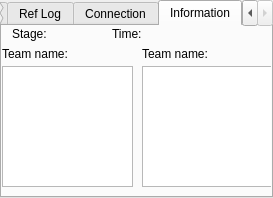
dasys-lab/cnc-msl, file rqt_msl_refbox/src/rqt_msl_refbox/RefBox.ui: the form before one commit.
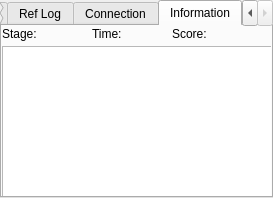
The form after the commit. The open tabs and pages were chosen to show the change.

What changed in the file:
```diff
--- a/rqt_msl_refbox/src/rqt_msl_refbox/RefBox.ui
+++ b/rqt_msl_refbox/src/rqt_msl_refbox/RefBox.ui
@@ -8996,7 +8996,7 @@
       <widget class="QLabel" name="lbl_forStage">
        <property name="geometry">
         <rect>
-         <x>10</x>
+         <x>0</x>
          <y>0</y>
          <width>41</width>
          <height>16</height>
@@ -9009,7 +9009,7 @@
       <widget class="QLabel" name="lbl_stage">
        <property name="geometry">
         <rect>
-         <x>50</x>
+         <x>40</x>
          <y>0</y>
          <width>49</width>
          <height>16</height>
@@ -9022,9 +9022,9 @@
       <widget class="QLabel" name="label_2">
        <property name="geometry">
         <rect>
-         <x>110</x>
+         <x>90</x>
          <y>0</y>
-         <width>49</width>
+         <width>31</width>
          <height>16</height>
         </rect>
        </property>
@@ -9035,7 +9035,7 @@
       <widget class="QLabel" name="lbl_time">
        <property name="geometry">
         <rect>
-         <x>140</x>
+         <x>120</x>
          <y>0</y>
          <width>49</width>
          <height>16</height>
@@ -9045,32 +9045,6 @@
         <string/>
        </property>
       </widget>
-      <widget class="QLabel" name="label">
-       <property name="geometry">
-        <rect>
-         <x>0</x>
-         <y>20</y>
-         <width>71</width>
-         <height>16</height>
-        </rect>
-       </property>
-       <property name="text">
-        <string>Team name:</string>
-       </property>
-      </widget>
-      <widget class="QLabel" name="label_3">
-       <property name="geometry">
-        <rect>
-         <x>140</x>
-         <y>20</y>
-         <width>71</width>
-         <height>16</height>
-        </rect>
-       </property>
-       <property name="text">
-        <string>Team name:</string>
-       </property>
-      </widget>
       <widget class="QLabel" name="lbl_teamName1">
        <property name="geometry">
         <rect>
@@ -9097,23 +9071,39 @@
         <string/>
        </property>
       </widget>
-      <widget class="QTableWidget" name="tbl_widgetCyan">
+      <widget class="QLabel" name="label">
+       <property name="geometry">
+        <rect>
+         <x>170</x>
+         <y>0</y>
+         <width>41</width>
+         <height>16</height>
+        </rect>
+       </property>
+       <property name="text">
+        <string>Score:</string>
+       </property>
+      </widget>
+      <widget class="QLabel" name="lbl_score">
+       <property name="geometry">
+        <rect>
+         <x>210</x>
+         <y>0</y>
+         <width>54</width>
+         <height>16</height>
+        </rect>
+       </property>
+       <property name="text">
+        <string/>
+       </property>
+      </widget>
+      <widget class="QTableWidget" name="tbl_info">
        <property name="geometry">
         <rect>
          <x>0</x>
-         <y>40</y>
-         <width>131</width>
-         <height>121</height>
-        </rect>
-       </property>
-      </widget>
-      <widget class="QTableWidget" name="tbl_widgetMagenta">
-       <property name="geometry">
-        <rect>
-         <x>140</x>
-         <y>40</y>
-         <width>131</width>
-         <height>121</height>
+         <y>20</y>
+         <width>271</width>
+         <height>151</height>
         </rect>
        </property>
       </widget>
```
Left out of the diff: 12 changed lines with no effect on the pictures.
